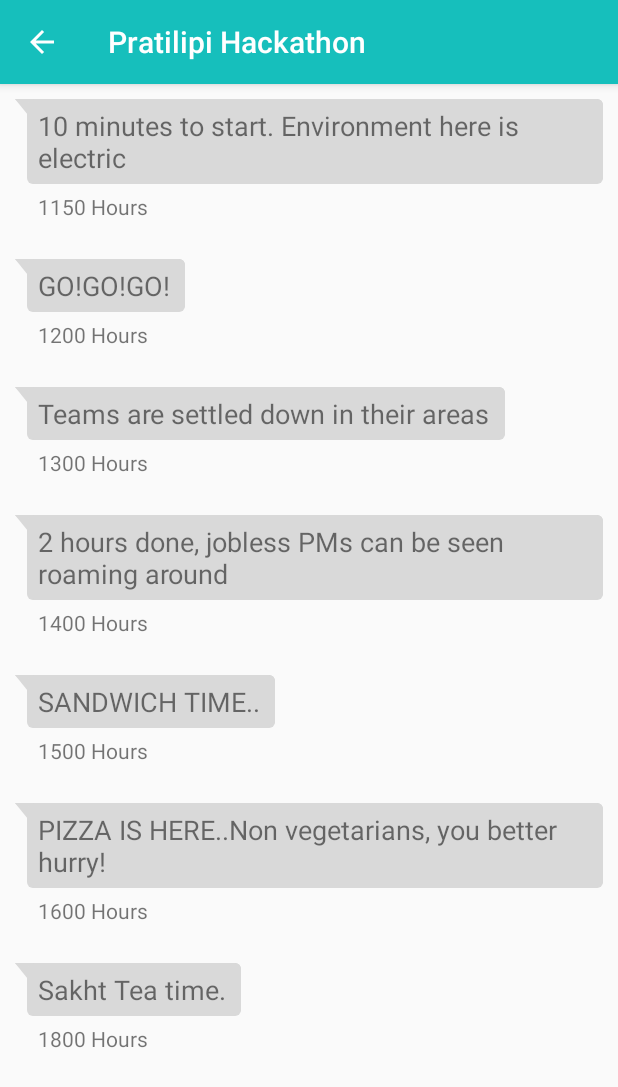
After one commit to androdev700/SuperApp, an Android app: the ViewChannelActivity screen opened directly, with no data from a screen before it, on a phone screen of 412 x 824 dp. The commit adds this screen. Shown: the top 1087 px of the screen. Run offline under Robolectric (Android 15) with nearby library versions, the phone set to English and light mode, and no system bars.

Commit message:
Messages screen type

```diff
--- a/app/build.gradle
+++ b/app/build.gradle
@@ -42,9 +42,8 @@
     // Glide
     implementation 'com.github.bumptech.glide:glide:4.8.0'
 
-    implementation 'com.android.support:customtabs:23.3.0'
-
     testImplementation 'junit:junit:4.12'
     androidTestImplementation 'androidx.test:runner:1.2.0'
     androidTestImplementation 'androidx.test.espresso:espresso-core:3.2.0'
+    implementation 'androidx.browser:browser:1.0.0'
 }
--- a/app/src/main/java/com/oldmen/superapp/ui/fragment/discovery/Data.java
+++ b/app/src/main/java/com/oldmen/superapp/Data.java
@@ -1,8 +1,8 @@
-package com.oldmen.superapp.ui.fragment.discovery;
+package com.oldmen.superapp;
 
 public class Data {
 
-    static final String DISCOVERY_STRING = "[{\"id\":\"a1\",\"type\":\"TEXT\",\"url\":\"\",\"title\":\"Pratilipi Hackathon\",\"category\":\"Update\",\"description\":\"Know whats going on in the pratilipi hackathon\", \"members\":40, \"logo\":\"https://github.com/androdev700/SuperApp/raw/master/logos/pratilipi.png\"}," +
+    public static final String DISCOVERY_STRING = "[{\"id\":\"a1\",\"type\":\"TEXT\",\"url\":\"\",\"title\":\"Pratilipi Hackathon\",\"category\":\"Update\",\"description\":\"Know whats going on in the pratilipi hackathon\", \"members\":40, \"logo\":\"https://github.com/androdev700/SuperApp/raw/master/logos/pratilipi.png\"}," +
             "{\"id\":\"a17\",\"type\":\"WEB\",\"url\":\"https://hindi.pratilipi.com\",\"title\":\"Pratilipi\",\"category\":\"Literature\",\"description\":\"India's largest self publishing platform\", \"members\":\"4,00,000\", \"logo\":\"https://github.com/androdev700/SuperApp/raw/master/logos/pratilipi.png\"}," +
             "{\"id\":\"a2\",\"type\":\"WEB\",\"url\":\"https://unacademy.com\",\"title\":\"Unacademy\",\"category\":\"Education\",\"description\":\"India's largest learning platform\", \"members\":400, \"logo\":\"https://github.com/androdev700/SuperApp/raw/master/logos/unacademy.jpg\"}," +
             "{\"id\":\"a3\",\"type\":\"WEB\",\"url\":\"https://www.netflix.com/in/\",\"title\":\"Netflix\",\"category\":\"Entertainment\",\"description\":\"Watch anywhere\",\"rating\":4, \"members\":832, \"logo\":\"https://github.com/androdev700/SuperApp/raw/master/logos/Netflix_icon.png\"}," +
@@ -13,12 +13,13 @@
             "{\"id\":\"a9\",\"type\":\"WEB\",\"url\":\"https://open.spotify.com/browse/featured\",\"title\":\"Spotify\",\"category\":\"Shopping\",\"description\":\"Listen to Your Favourite Artists, Songs and Albums for Free. Sign Up Today! Listen on Several Devices. Discover Great New Music. Find Your Favorite Albums. Play Music for Free.\",\"rating\":4, \"members\":900, \"logo\":\"https://github.com/androdev700/SuperApp/raw/master/logos/spotify.png\"}," +
             "{\"id\":\"a10\",\"type\":\"WEB\",\"url\":\"https://www.coursera.org/\",\"title\":\"Coursera\",\"category\":\"Education\",\"description\":\"100% online learning from the world’s best universities and companies\",\"rating\":4, \"members\":400, \"logo\":\"https://github.com/androdev700/SuperApp/raw/master/logos/coursera.png\"}]";
 
-    static final String UPDATE_STRING = "[" +
-            "{\"id\":\"a11\",\"message\":\"10 minutes to start. Environment here is electric\",\"time\":\"1150\"}," +
-            "{\"id\":\"a12\",\"message\":\"GO!GO!GO!\",\"time\":\"1200\"}," +
-            "{\"id\":\"a13\",\"message\":\"Teams are settled down in their areas\",\"time\":\"0100\"}," +
-            "{\"id\":\"a14\",\"message\":\"2 hours done, jobless PMs can be seen roaming around\",\"time\":\"0200\"}," +
-            "{\"id\":\"a15\",\"message\":\"SANDWICH TIME..\",\"time\":\"0300\"}," +
-            "{\"id\":\"a16\",\"message\":\"PIZZA IS HERE..Non vegetarians, you better hurry! \",\"time\":\"0300\"}," +
+    public static final String UPDATE_STRING = "[" +
+            "{\"id\":\"a11\",\"message\":\"10 minutes to start. Environment here is electric\",\"time\":\"1150 Hours\"}," +
+            "{\"id\":\"a12\",\"message\":\"GO!GO!GO!\",\"time\":\"1200 Hours\"}," +
+            "{\"id\":\"a13\",\"message\":\"Teams are settled down in their areas\",\"time\":\"1300 Hours\"}," +
+            "{\"id\":\"a14\",\"message\":\"2 hours done, jobless PMs can be seen roaming around\",\"time\":\"1400 Hours\"}," +
+            "{\"id\":\"a15\",\"message\":\"SANDWICH TIME..\",\"time\":\"1500 Hours\"}," +
+            "{\"id\":\"a16\",\"message\":\"PIZZA IS HERE..Non vegetarians, you better hurry! \",\"time\":\"1600 Hours\"}," +
+            "{\"id\":\"a15\",\"message\":\"Sakht Tea time.\",\"time\":\"1800 Hours\"}" +
             "]";
 }
--- /dev/null
+++ b/app/src/main/java/com/oldmen/superapp/ui/activity/viewChannel/ViewChannelActivity.java
@@ -0,0 +1,31 @@
+package com.oldmen.superapp.ui.activity.viewChannel;
+
+import androidx.appcompat.app.AppCompatActivity;
+import androidx.recyclerview.widget.LinearLayoutManager;
+import androidx.recyclerview.widget.RecyclerView;
+
+import android.os.Bundle;
+import android.widget.Adapter;
+
+import com.oldmen.superapp.R;
+import com.oldmen.superapp.ui.fragment.discovery.DiscoveryAdapter;
+
+public class ViewChannelActivity extends AppCompatActivity {
+
+    private RecyclerView mRecyclerView;
+    private ViewChannelAdapter mAdapter;
+
+    @Override
+    protected void onCreate(Bundle savedInstanceState) {
+        super.onCreate(savedInstanceState);
+        setContentView(R.layout.activity_view_channel);
+        mRecyclerView = findViewById(R.id.view_channel_recyclerview);
+        LinearLayoutManager manager = new LinearLayoutManager(this);
+        manager.setOrientation(RecyclerView.VERTICAL);
+        mRecyclerView.setLayoutManager(manager);
+        mRecyclerView.setHasFixedSize(true);
+        mAdapter = new ViewChannelAdapter();
+        mRecyclerView.setAdapter(mAdapter);
+
+    }
+}
--- /dev/null
+++ b/app/src/main/java/com/oldmen/superapp/ui/activity/viewChannel/ViewChannelAdapter.java
@@ -0,0 +1,67 @@
+package com.oldmen.superapp.ui.activity.viewChannel;
+
+import android.util.Log;
+import android.view.LayoutInflater;
+import android.view.View;
+import android.view.ViewGroup;
+import android.widget.TextView;
+
+import androidx.annotation.NonNull;
+import androidx.recyclerview.widget.RecyclerView;
+
+import com.oldmen.superapp.R;
+import com.oldmen.superapp.Data;
+
+import org.json.JSONArray;
+import org.json.JSONException;
+import org.json.JSONObject;
+
+public class ViewChannelAdapter extends RecyclerView.Adapter<ViewChannelAdapter.DataHolder> {
+
+    private final String TAG = ViewChannelAdapter.class.getSimpleName();
+    private JSONArray messages;
+
+    public ViewChannelAdapter(){
+        try {
+            messages = new JSONArray(Data.UPDATE_STRING);
+        } catch (JSONException e) {
+            Log.e(TAG, "ViewChannelAdapter: Error in creating json");
+        }
+    }
+
+    @NonNull
+    @Override
+    public DataHolder onCreateViewHolder(@NonNull ViewGroup parent, int viewType) {
+        return new DataHolder(LayoutInflater.from(parent.getContext())
+                .inflate(R.layout.message_item, parent, false));
+    }
+
+    @Override
+    public void onBindViewHolder(@NonNull DataHolder holder, int position) {
+        try {
+            JSONObject json = messages.getJSONObject(position);
+            holder.messageBox.setText(json.getString("message"));
+            holder.time.setText(json.getString("time"));
+        } catch (JSONException e) {
+
+        }
+    }
+
+    @Override
+    public int getItemCount() {
+        return messages == null ? 0 : messages.length();
+    }
+
+    class DataHolder extends RecyclerView.ViewHolder {
+
+        private TextView messageBox;
+        private TextView time;
+
+        public DataHolder(@NonNull View itemView) {
+            super(itemView);
+
+            messageBox = itemView.findViewById(R.id.message_box);
+            time = itemView.findViewById(R.id.message_time);
+        }
+    }
+}
--- a/app/src/main/java/com/oldmen/superapp/ui/fragment/discovery/DiscoveryAdapter.java
+++ b/app/src/main/java/com/oldmen/superapp/ui/fragment/discovery/DiscoveryAdapter.java
@@ -1,6 +1,7 @@
 package com.oldmen.superapp.ui.fragment.discovery;
 
 import android.content.Context;
+import android.content.Intent;
 import android.net.Uri;
 import android.util.Log;
 import android.view.LayoutInflater;
@@ -16,10 +17,12 @@
 import androidx.recyclerview.widget.RecyclerView;
 
 import com.bumptech.glide.Glide;
+import com.oldmen.superapp.Data;
 import com.oldmen.superapp.R;
 import com.oldmen.superapp.db.dao.ChannelDao;
 import com.oldmen.superapp.db.handler.SuperDatabase;
 import com.oldmen.superapp.db.model.Channel;
+import com.oldmen.superapp.ui.activity.viewChannel.ViewChannelActivity;
 
 import org.json.JSONArray;
 import org.json.JSONException;
@@ -112,6 +115,8 @@
                             customTabsIntent.launchUrl(mContext, Uri.parse(url));
                         } else {
                             // Open description activity
+                            Intent intent = new Intent(mContext, ViewChannelActivity.class);
+                            mContext.startActivity(intent);
                         }
                     } catch (Exception ex) {
                         Log.e(TAG, "DataHolder: Error in extracting data");
--- a/app/src/main/java/com/oldmen/superapp/ui/fragment/home/HomeAdapter.java
+++ b/app/src/main/java/com/oldmen/superapp/ui/fragment/home/HomeAdapter.java
@@ -1,6 +1,8 @@
 package com.oldmen.superapp.ui.fragment.home;
 
 import android.content.Context;
+import android.content.Intent;
+import android.net.Uri;
 import android.view.LayoutInflater;
 import android.view.View;
 import android.view.ViewGroup;
@@ -10,12 +12,14 @@
 import android.widget.Toast;
 
 import androidx.annotation.NonNull;
+import androidx.browser.customtabs.CustomTabsIntent;
 import androidx.core.content.ContextCompat;
 import androidx.recyclerview.widget.RecyclerView;
 
 import com.bumptech.glide.Glide;
 import com.oldmen.superapp.R;
 import com.oldmen.superapp.db.model.Channel;
+import com.oldmen.superapp.ui.activity.viewChannel.ViewChannelActivity;
 
 import java.util.List;
 
@@ -45,7 +49,7 @@
 
         if (channel.getChannelImage() != null) {
             Glide.with(mContext)
-                    .load("https://github.com/androdev700/SuperApp/raw/master/logos/pratilipi.png")
+                    .load(channel.getChannelImage())
                     .into(holder.image);
         } else {
             holder.image.setImageDrawable(ContextCompat.getDrawable(mContext, R.drawable.ic_user_light));
@@ -75,7 +79,20 @@
             card.setOnClickListener(new View.OnClickListener() {
                 @Override
                 public void onClick(View view) {
-                    Toast.makeText(mContext, "Coming Soon", Toast.LENGTH_SHORT).show();
+                    // Open description activity
+                    Channel channel = mChannels.get(getAdapterPosition());
+                    if (channel.getDestinationType() != null) {
+                        if (channel.getDestinationType().equals("WEB")) {
+                            String url = channel.getUrl();
+                            CustomTabsIntent.Builder builder = new CustomTabsIntent.Builder();
+                            CustomTabsIntent customTabsIntent = builder.build();
+                            customTabsIntent.launchUrl(mContext, Uri.parse(url));
+                        } else {
+                            // Open description activity
+                            Intent intent = new Intent(mContext, ViewChannelActivity.class);
+                            mContext.startActivity(intent);
+                        }
+                    }
 
                 }
             });
--- /dev/null
+++ b/app/src/main/res/drawable/message_bubble.xml
@@ -0,0 +1,39 @@
+<?xml version="1.0" encoding="utf-8"?>
+<layer-list xmlns:android="http://schemas.android.com/apk/res/android">
+    <item android:left="8dp">
+        <shape android:shape="rectangle">
+            <solid android:color="@color/messages_incoming_shadow_bg_color" />
+            <corners android:radius="4dp" />
+        </shape>
+    </item>
+    <item>
+        <rotate
+            android:fromDegrees="-39"
+            android:pivotX="0%"
+            android:pivotY="0%"
+            android:toDegrees="0">
+            <shape android:shape="rectangle">
+                <solid android:color="@color/messages_incoming_shadow_bg_color" />
+            </shape>
+        </rotate>
+    </item>
+    <item>
+        <rotate
+            android:fromDegrees="-45"
+            android:pivotX="0%"
+            android:pivotY="0%"
+            android:toDegrees="0">
+            <shape android:shape="rectangle">
+                <solid android:color="@color/messages_incoming_bg_color" />
+            </shape>
+        </rotate>
+    </item>
+    <item
+        android:bottom="1dp"
+        android:left="9dp">
+        <shape android:shape="rectangle">
+            <solid android:color="@color/messages_incoming_bg_color" />
+            <corners android:radius="4dp" />
+        </shape>
+    </item>
+</layer-list>
--- /dev/null
+++ b/app/src/main/res/layout/activity_view_channel.xml
@@ -0,0 +1,14 @@
+<?xml version="1.0" encoding="utf-8"?>
+<LinearLayout xmlns:android="http://schemas.android.com/apk/res/android"
+    xmlns:app="http://schemas.android.com/apk/res-auto"
+    xmlns:tools="http://schemas.android.com/tools"
+    android:layout_width="match_parent"
+    android:layout_height="match_parent"
+    tools:context=".ui.activity.viewChannel.ViewChannelActivity">
+
+    <androidx.recyclerview.widget.RecyclerView
+        android:id="@+id/view_channel_recyclerview"
+        android:layout_width="match_parent"
+        android:layout_height="match_parent" />
+
+</LinearLayout>
--- /dev/null
+++ b/app/src/main/res/layout/message_item.xml
@@ -0,0 +1,31 @@
+<?xml version="1.0" encoding="utf-8"?>
+<LinearLayout xmlns:android="http://schemas.android.com/apk/res/android"
+    xmlns:tools="http://schemas.android.com/tools"
+    android:orientation="vertical"
+    android:layout_width="wrap_content"
+    android:layout_height="wrap_content"
+    android:layout_margin="10dp">
+
+    <TextView
+        android:id="@+id/message_box"
+        android:layout_width="wrap_content"
+        android:layout_height="wrap_content"
+        android:paddingTop="5dp"
+        android:paddingBottom="5dp"
+        android:paddingStart="15dp"
+        android:paddingEnd="10dp"
+        android:background="@drawable/message_bubble"
+        android:textSize="18sp"
+        tools:text="This is not done" />
+
+    <TextView
+        android:id="@+id/message_time"
+        android:layout_width="wrap_content"
+        android:layout_height="wrap_content"
+        android:layout_marginStart="10dp"
+        android:padding="5dp"
+        android:textSize="14sp"
+        tools:text="11:00pm"
+        />
+
+</LinearLayout>
--- a/app/src/main/res/values/colors.xml
+++ b/app/src/main/res/values/colors.xml
@@ -6,4 +6,7 @@
     <color name="primaryText">#333333</color>
     <color name="secondaryText">#999999</color>
     <color name="titleColor">#119492</color>
+
+    <color name="messages_incoming_shadow_bg_color">#d9d9d9</color>
+    <color name="messages_incoming_bg_color">#d9d9d9</color>
 </resources>
```
Also changed, not shown: app/src/main/AndroidManifest.xml (+7 -0 lines).
